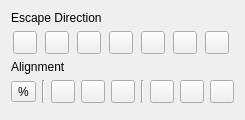
Before: the Qt Designer form plugins/defaultTools/connectionTool/ConnectionPointWidget.ui in KDE/krita, drawn with Qt 5.
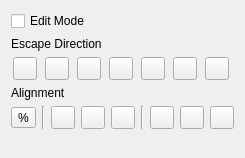
After: the same form once the commit is applied.

Commit message: new design to the connection tool interaction

```diff
--- a/plugins/defaultTools/connectionTool/ConnectionPointWidget.ui
+++ b/plugins/defaultTools/connectionTool/ConnectionPointWidget.ui
@@ -6,19 +6,12 @@
    <rect>
     <x>0</x>
     <y>0</y>
-    <width>238</width>
-    <height>118</height>
+    <width>239</width>
+    <height>151</height>
    </rect>
   </property>
   <layout class="QGridLayout" name="gridLayout">
-   <item row="0" column="0" colspan="2">
-    <widget class="QLabel" name="labelEscape">
-     <property name="text">
-      <string>Escape Direction</string>
-     </property>
-    </widget>
-   </item>
-   <item row="0" column="2" rowspan="4">
+   <item row="0" column="2" rowspan="7">
     <spacer name="horizontalSpacer">
      <property name="orientation">
       <enum>Qt::Horizontal</enum>
@@ -31,7 +24,21 @@
      </property>
     </spacer>
    </item>
-   <item row="1" column="0" colspan="2">
+   <item row="0" column="0">
+    <widget class="QCheckBox" name="toggleEditMode">
+     <property name="text">
+      <string>Edit Mode</string>
+     </property>
+    </widget>
+   </item>
+   <item row="1" column="0">
+    <widget class="QLabel" name="labelEscape">
+     <property name="text">
+      <string>Escape Direction</string>
+     </property>
+    </widget>
+   </item>
+   <item row="2" column="0">
     <layout class="QHBoxLayout" name="horizontalLayout">
      <item>
       <widget class="QToolButton" name="escapeAll">
@@ -84,14 +91,24 @@
      </item>
     </layout>
    </item>
-   <item row="2" column="0">
+   <item row="3" column="0">
     <widget class="QLabel" name="labelAlign">
      <property name="text">
       <string>Alignment</string>
      </property>
     </widget>
    </item>
-   <item row="3" column="0" colspan="2">
+   <item row="7" column="0">
+    <widget class="QWidget" name="SpecialSpacer" native="true">
+     <property name="sizePolicy">
+      <sizepolicy hsizetype="Preferred" vsizetype="Expanding">
+       <horstretch>0</horstretch>
+       <verstretch>0</verstretch>
+      </sizepolicy>
+     </property>
+    </widget>
+   </item>
+   <item row="4" column="0">
     <layout class="QHBoxLayout" name="horizontalLayout_2">
      <item>
       <widget class="QToolButton" name="alignPercent">
```
Left out of the diff: 10 changed lines with no effect on the pictures. The commit also changes 6 other files.
